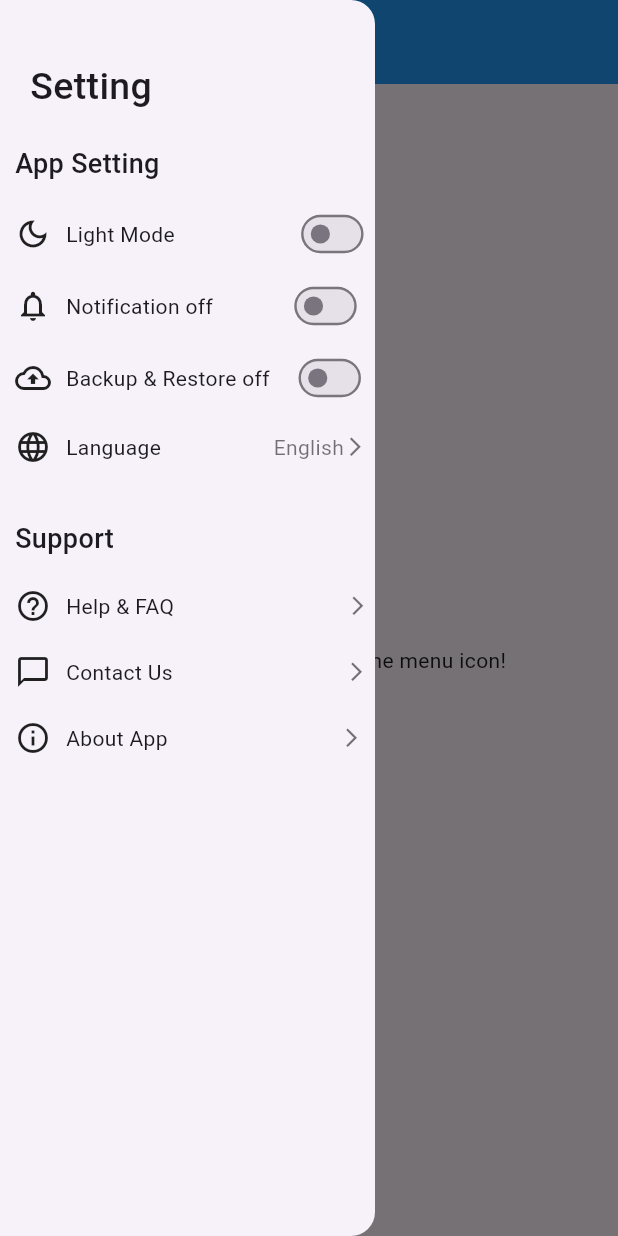
After one commit to kumarmanish24-tech/budget-tracker-app-, a Flutter app: the sidebar screen opened directly, with the side drawer open, on a phone screen of 412 x 824 dp. The commit adds this screen. Run offline on Flutter 3.47's test engine with Material 3 defaults, Android fonts, the phone set to English and light mode, and no system bars; our stand-ins replace animated_text_kit, lottie, shared_preferences, sqflite; missing offline and left inert: dart:ffi; accounts and stored records are empty.

Commit message:
Add sidebar for setting

```diff
--- a/lib/Profile.dart
+++ b/lib/Profile.dart
@@ -10,6 +10,8 @@ import 'LottieCheckButton.dart';
 import 'payment.dart';
 import 'user_info/inputprofile.dart';
 import 'package:shared_preferences/shared_preferences.dart';
+import 'sidebar.dart';
+import 'ex.dart';
 // RE-NAMED: Class ka naam badal kar Profile rakh diya hai
 class Profile extends StatefulWidget {
   @override
@@ -60,11 +62,26 @@ class _ProfileState extends State<Profile> {
 
           }, child: Text("userproinput")),
 
+          ElevatedButton(onPressed: (){
+
+            Navigator.push(context, MaterialPageRoute(builder: (context)=>BounceTextPage()));
+            getdata();
+
+          }, child: Text("EX")),
+
+
+
+
+
 
           SizedBox(height: 100,
               width: 100,
               child: Lottie.asset('assets/lotties/Cat playing animation.json')),
           Text(name),
+
+          ElevatedButton(onPressed: (){
+            Navigator.push(context, MaterialPageRoute(builder: (context) => sidebar()));
+          }, child: Text("Sidebar")),
 
           ElevatedButton(onPressed: (){
             Navigator.push(context, MaterialPageRoute(builder: (context) => ThirdPage()));
--- /dev/null
+++ b/lib/appsettingprovider.dart
@@ -0,0 +1,66 @@
+import 'dart:ffi';
+
+import 'package:flutter/material.dart';
+
+
+class sidebardata with ChangeNotifier{
+
+  String _mode = "Light Mode";
+  String _noti = "Notification off";
+  String _backup = "Backup & Restore off";
+
+  bool _isdark = false;
+  bool _isnotiOn = false;
+  bool _isbackupOn = false;
+
+  String get mode => _mode;
+  String get noti => _noti;
+  String get backup => _backup;
+
+  bool get isdark => _isdark;
+  bool get isnotiOn => _isnotiOn;
+  bool get isbachupOn => _isbackupOn;
+
+
+
+
+  void Mode(bool value){
+    _isdark = value;
+    if(value){
+      _mode = "Dark Mode";
+    }
+    else{
+      _mode ="Light Mode";
+    }
+    notifyListeners();
+
+  }
+
+
+  void Noti(bool value){
+    _isnotiOn = value;
+    if(value){
+      _noti = "Notification ON";
+    }
+    else{
+      _noti ="Notification OFF";
+    }
+    notifyListeners();
+
+  }
+
+  void Backu(bool value){
+    _isbackupOn = value;
+    if(value){
+      _backup = "Backup & Restore ON";
+    }
+    else{
+      _backup ="Backup & Restore OFF";
+    }
+    notifyListeners();
+
+  }
+
+
+
+}
--- a/lib/main.dart
+++ b/lib/main.dart
@@ -10,6 +10,7 @@ import 'package:ex27/Budget.dart';
 import 'package:provider/provider.dart';
 import 'package:ex27/Profile.dart';
 import 'package:ex27/AddExpense_provider.dart';
+import 'appsettingprovider.dart';
 
 void main() {
 
@@ -19,6 +20,7 @@ void main() {
     ChangeNotifierProvider(create: (context) => incomedata()),
     ChangeNotifierProvider(create: (context) => Addincomedata()),
     ChangeNotifierProvider(create: (context) => alld()),
+    ChangeNotifierProvider(create: (context) => sidebardata()),
 
 
   ],
--- /dev/null
+++ b/lib/sidebar.dart
@@ -0,0 +1,185 @@
+import 'package:flutter/material.dart';
+import 'package:provider/provider.dart';
+import 'appsettingprovider.dart';
+
+class sidebar extends StatefulWidget {
+  const sidebar({Key? key}) : super(key: key);
+
+  @override
+  State<sidebar> createState() => _sidebarState();
+}
+
+class _sidebarState extends State<sidebar> {
+
+  bool _isSwitched = false;
+
+  @override
+  Widget build(BuildContext context) {
+
+    final sidedatapro = context.watch<sidebardata>();
+
+    return Scaffold(
+      appBar: AppBar(
+        title: const Text('Sidebar Example'),
+        backgroundColor: Colors.blue,
+      ),
+      // 1. Add the Drawer widget to the Scaffold
+      drawer: SizedBox(
+        width: 250,
+        child: Drawer(
+
+          child: Column(crossAxisAlignment: CrossAxisAlignment.center,
+            children: [
+              SizedBox(height: 40,),
+              Row(
+                children: [
+                  SizedBox(width: 20,),
+                  Text("Setting",style: TextStyle(fontSize: 25,fontWeight: FontWeight.w500),)
+                ],
+              ),
+              Row(
+                children: [
+                  SizedBox(width: 10,),
+
+                  Container(
+                    height: 250,
+                    width: 240,
+                     // color: Colors.red,
+                    child: Column(crossAxisAlignment: CrossAxisAlignment.start,
+                      children: [
+                        SizedBox(height: 20,),
+                        Text("App Setting",style: TextStyle(fontSize: 18,fontWeight: FontWeight.w500),),
+                        SizedBox(height: 10,),
+                        Row(
+                          children: [
+                            Icon(Icons.dark_mode_outlined),
+                            SizedBox(width: 10,),
+                            Text(sidedatapro.mode.toString()),
+                            SizedBox(width: 75,),
+                            Transform.scale(
+                              scale: .8,
+                              child: Switch(value: sidedatapro.isdark, onChanged: (value){
+                                context.read<sidebardata>().Mode(value);
+                              }),
+                            )
+                          ],
+                        ),
+                        Row(
+                          children: [
+                            Icon(Icons.notifications_none),
+                            SizedBox(width: 10,),
+                            Text(sidedatapro.noti.toString()),
+                            SizedBox(width: 45,),
+                            Transform.scale(
+                              scale: .8,
+                              child: Switch(value: sidedatapro.isnotiOn, onChanged: (value){
+                                context.read<sidebardata>().Noti(value);
+                              }),
+                            )
+                          ],
+                        ),
+                        Row(
+                          children: [
+                            Icon(Icons.backup_outlined),
+                            SizedBox(width: 10,),
+                            Text(sidedatapro.backup.toString()),
+                            SizedBox(width: 10,),
+                            Transform.scale(
+                              scale: .8,
+                              child: Switch(value: sidedatapro.isbachupOn, onChanged: (value){
+                                context.read<sidebardata>().Backu(value);
+                              }),
+                            )
+                          ],
+                        ),
+                        SizedBox(height: 10,),
+                        Row(
+                          children: [
+                            Icon(Icons.language),
+                            SizedBox(width: 10,),
+                            Text("Language"),
+                            SizedBox(width: 75,),
+                            Row(children: [
+                              Text('English',style: TextStyle(color: Colors.black54),),
+                              Icon(Icons.arrow_forward_ios_sharp,color: Colors.black54,size: 15,)
+                            ],)
+
+                          ],
+                        ),
+                      ],
+                    ),
+                  ),
+
+                ],
+              ),
+              Row(
+                children: [
+                  SizedBox(width: 10,),
+                  Container(
+                    height: 180,
+                    width: 240,
+                     // color: Colors.red,
+                    child: Column(crossAxisAlignment: CrossAxisAlignment.start,
+                      children: [
+                        SizedBox(height: 20,),
+                        Text("Support",style: TextStyle(fontSize: 18,fontWeight: FontWeight.w500),),
+                        SizedBox(height: 20,),
+
+                        Row(
+                          children: [
+                            Icon(Icons.help_outline),
+                            SizedBox(width: 10,),
+                            Text("Help & FAQ"),
+                            SizedBox(width: 115,),
+                            Row(children: [
+
+                              Icon(Icons.arrow_forward_ios_sharp,color: Colors.black54,size: 15,)
+                            ],)
+
+                          ],
+                        ),
+                        SizedBox(height: 20,),
+                        Row(
+                          children: [
+                            Icon(Icons.messenger_outline_outlined),
+                            SizedBox(width: 10,),
+                            Text("Contact Us"),
+                            SizedBox(width: 115,),
+                            Row(
+                              children: [
+
+                                Icon(Icons.arrow_forward_ios_sharp,color: Colors.black54,size: 15,)
+                              ],)
+
+                          ],
+                        ),
+                        SizedBox(height: 20,),
+                        Row(
+                          children: [
+                            Icon(Icons.info_outline),
+                            SizedBox(width: 10,),
+                            Text("About App"),
+                            SizedBox(width: 115,),
+                            Row(children: [
+
+                              Icon(Icons.arrow_forward_ios_sharp,color: Colors.black54,size: 15,)
+                            ],)
+
+                          ],
+                        ),
+                      ],
+                    ),
+                  ),
+                ],
+              ),
+
+            ],
+          ),
+        ),
+      ),
+      body: const Center(
+        child: Text('Swipe from the left or tap the menu icon!'),
+      ),
+    );
+  }
+}
--- a/pubspec.yaml
+++ b/pubspec.yaml
@@ -18,6 +18,7 @@ dependencies:
   intl: ^0.20.3
   lottie: ^3.3.3
   shared_preferences: ^2.5.5
+  animated_text_kit: ^4.3.0
 
 dev_dependencies:
   flutter_test:
```
Also changed, not shown: lib/ex.dart (+106 -38 lines), pubspec.lock.
